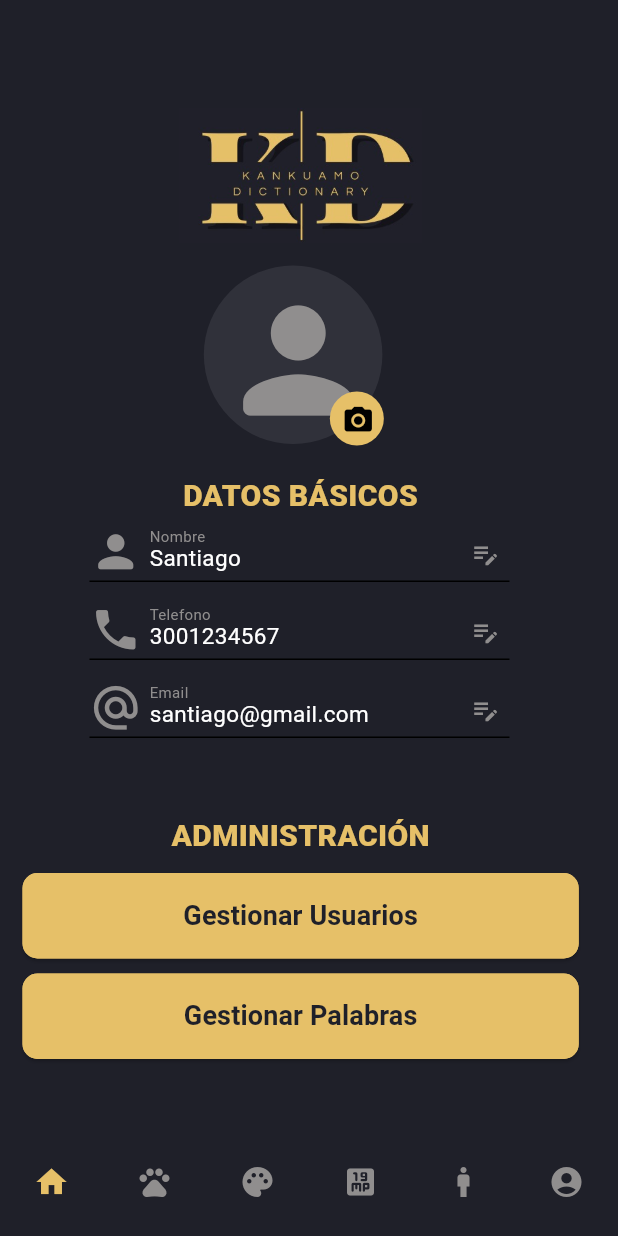
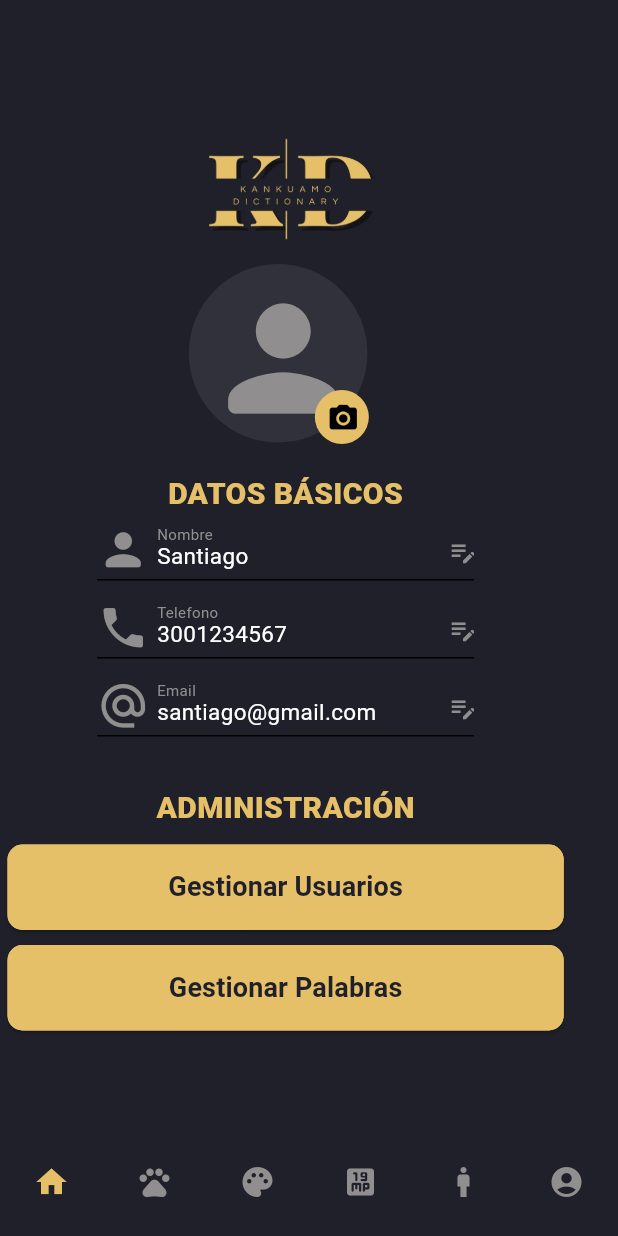
Before and after one commit to Jsrodriguez03/Frontend-DiccionarioKMovil, a Flutter app: the ProfileAdm screen opened by its route, on a phone screen of 412 x 824 dp. Run offline on Flutter 3.47's test engine with Material 2 defaults, Android fonts, the phone set to English and light mode, and no system bars; our stand-ins replace audioplayers, carousel_slider, get; missing offline and left inert: animation_search_bar.

Commit message:
Updating View Desing

```diff
--- a/lib/ui/pages/Login/login_in.dart
+++ b/lib/ui/pages/Login/login_in.dart
@@ -23,14 +23,13 @@ class LoginIn extends StatelessWidget {
       body: Column(
         mainAxisAlignment: MainAxisAlignment.center,
         children: [
-          const Logo(),
+          const Logo(height: 150),
           Expanded(
             child: Container(
               padding: const EdgeInsets.all(10),
-              margin: const EdgeInsets.only(left: 15, right: 15),
+              margin: const EdgeInsets.symmetric(horizontal: 15),
               width: 420,
               decoration: BoxDecoration(
-                // color: theme.color("fourth"),
                 borderRadius: BorderRadius.circular(10.0),
               ),
               child: ListView(
--- a/lib/ui/pages/Profile/edit_profile.dart
+++ b/lib/ui/pages/Profile/edit_profile.dart
@@ -23,7 +23,7 @@ class EditProfile extends StatelessWidget {
       body: Column(
         mainAxisAlignment: MainAxisAlignment.center,
         children: [
-          const LogoFlecha(navigation: "/profile"),
+          const LogoFlecha(navigation: "/profile-adm"),
           const SizedBox(height: 20),
           Expanded(
             child: Container(
--- a/lib/ui/pages/Profile/profile.dart
+++ b/lib/ui/pages/Profile/profile.dart
@@ -18,11 +18,11 @@ class Profile extends StatelessWidget {
     return Scaffold(
       backgroundColor: appTheme.color("primary"),
       body: Padding(
-        padding: const EdgeInsets.only(left: 15),
+        padding: const EdgeInsets.symmetric(horizontal: 5),
         child: Column(
           mainAxisAlignment: MainAxisAlignment.center,
           children: [
-            const Logo(),
+            const Logo(height: 70),
             const SizedBox(height: 15),
             const ImagenPerfil(),
             Texto(
--- a/lib/ui/pages/Profile/profile_adm.dart
+++ b/lib/ui/pages/Profile/profile_adm.dart
@@ -8,60 +8,6 @@ import 'package:frontend_diccionario/ui/widgets/Navbar/navbar.dart';
 import 'package:frontend_diccionario/ui/widgets/WidgetsProfile/ImagenProfile/imagen_profile.dart';
 import 'package:get/get.dart';
 
-// class ProfileAdm extends StatelessWidget {
-//   const ProfileAdm({super.key});
-
-//   @override
-//   Widget build(BuildContext context) {
-//     AppTheme appTheme = AppTheme();
-
-//     return Scaffold(
-//       backgroundColor: appTheme.color("primary"),
-//       body: Column(
-//         mainAxisAlignment: MainAxisAlignment.center,
-//         children: [
-//           const Logo(),
-//           const SizedBox(height: 15),
-//           const ImagenPerfil(),
-//           Texto(
-//             title: "DATOS BÁSICOS",
-//             colorText: appTheme.color("secondary"),
-//             size: 20,
-//             fontWeight: FontWeight.w900,
-//           ),
-//           const DatosBasicos(),
-
-//           //BOTONES DE ADMINISTRACIÓN
-//           Text(
-//             "ADMINISTRACIÓN",
-//             style: TextStyle(
-//               fontSize: 20,
-//               color: appTheme.color("secondary"),
-//               fontWeight: FontWeight.w900,
-//             ),
-//             textAlign: TextAlign.left,
-//           ),
-//           const SizedBox(height: 10),
-//           CustomElevatedButton(
-//             buttonText: "Gestionar Usuarios",
-//             onPressed: () {
-//               Get.toNamed("/manage-user");
-//             },
-//           ),
-//           const SizedBox(height: 10),
-//           CustomElevatedButton(
-//             buttonText: "Gestionar Palabras",
-//             onPressed: () {
-//               Get.toNamed("/manage-word");
-//             },
-//           )
-//         ],
-//       ),
-//       bottomNavigationBar: const NavBarCategory(),
-//     );
-//   }
-// }
-
 class ProfileAdm extends StatelessWidget {
   const ProfileAdm({super.key});
 
@@ -71,11 +17,11 @@ class ProfileAdm extends StatelessWidget {
     return Scaffold(
       backgroundColor: appTheme.color("primary"),
       body: Padding(
-        padding: const EdgeInsets.only(left: 15),
+        padding: const EdgeInsets.symmetric(horizontal: 5),
         child: Column(
           mainAxisAlignment: MainAxisAlignment.center,
           children: [
-            const Logo(height: 90),
+            const Logo(),
             const SizedBox(height: 15),
             const ImagenPerfil(),
             Texto(
@@ -85,7 +31,7 @@ class ProfileAdm extends StatelessWidget {
               fontWeight: FontWeight.w900,
             ),
             const DatosBasicos(),
-            const SizedBox(height: 28),
+            const SizedBox(height: 10),
             //BOTONES DE ADMINISTRACIÓN
             Text(
               "ADMINISTRACIÓN",
--- a/lib/ui/pages/Welcome/welcome.dart
+++ b/lib/ui/pages/Welcome/welcome.dart
@@ -27,7 +27,7 @@ class Welcome extends StatelessWidget {
           const SizedBox(height: 15),
           TextWelcome(
             size: 15,
-            title: "Explota nuestro diccionario \n kankuamo",
+            title: "Explora nuestro diccionario \n kankuamo",
             colorText: appTheme.color("third"),
           ),
           const SizedBox(height: 20),
--- a/lib/ui/widgets/Logo/logo.dart
+++ b/lib/ui/widgets/Logo/logo.dart
@@ -3,7 +3,7 @@ import 'package:flutter/material.dart';
 class Logo extends StatelessWidget {
   const Logo({
     super.key,
-    this.height,
+    this.height = 70,
   });
 
   final double? height;
--- a/lib/ui/widgets/WidgetsCategory/list_card_category.dart
+++ b/lib/ui/widgets/WidgetsCategory/list_card_category.dart
@@ -17,7 +17,7 @@ class ListCard extends StatelessWidget {
         child: GridView.builder(
           gridDelegate: const SliverGridDelegateWithFixedCrossAxisCount(
             crossAxisCount: 2,
-            childAspectRatio: 0.65,
+            childAspectRatio: 0.6,
           ),
           itemCount: 8,
           itemBuilder: (BuildContext context, int index) {
--- a/lib/ui/widgets/WidgetsProfile/DatosBasicos/datos_basicos.dart
+++ b/lib/ui/widgets/WidgetsProfile/DatosBasicos/datos_basicos.dart
@@ -15,7 +15,7 @@ class DatosBasicos extends StatelessWidget {
         children: [
           //NOMBRE
           ListView(
-            padding: const EdgeInsets.symmetric(horizontal: 10),
+            padding: const EdgeInsets.symmetric(horizontal: 25),
             children: const [
               InputBoxProfile(
                 title: "Nombre",
--- a/lib/ui/widgets/WidgetsProfile/edit_icon_profile.dart
+++ b/lib/ui/widgets/WidgetsProfile/edit_icon_profile.dart
@@ -11,7 +11,7 @@ class EditIconProfile extends StatelessWidget {
   Widget build(BuildContext context) {
     AppTheme appTheme = AppTheme();
     return Positioned(
-      left: 240,
+      left: 220,
       top: 0,
       child: IconButton(
         onPressed: () {
```
